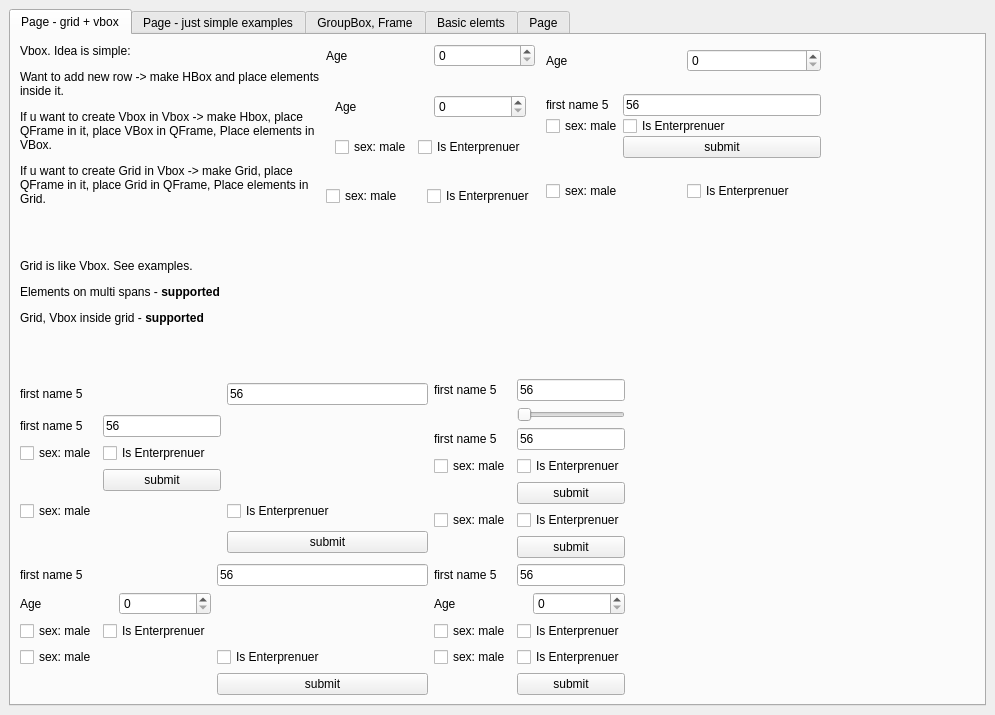
Above: examples_of_ui/untitled.ui from nngogol/PySimpleGUIDesigner before the change. Below: the same form after it.
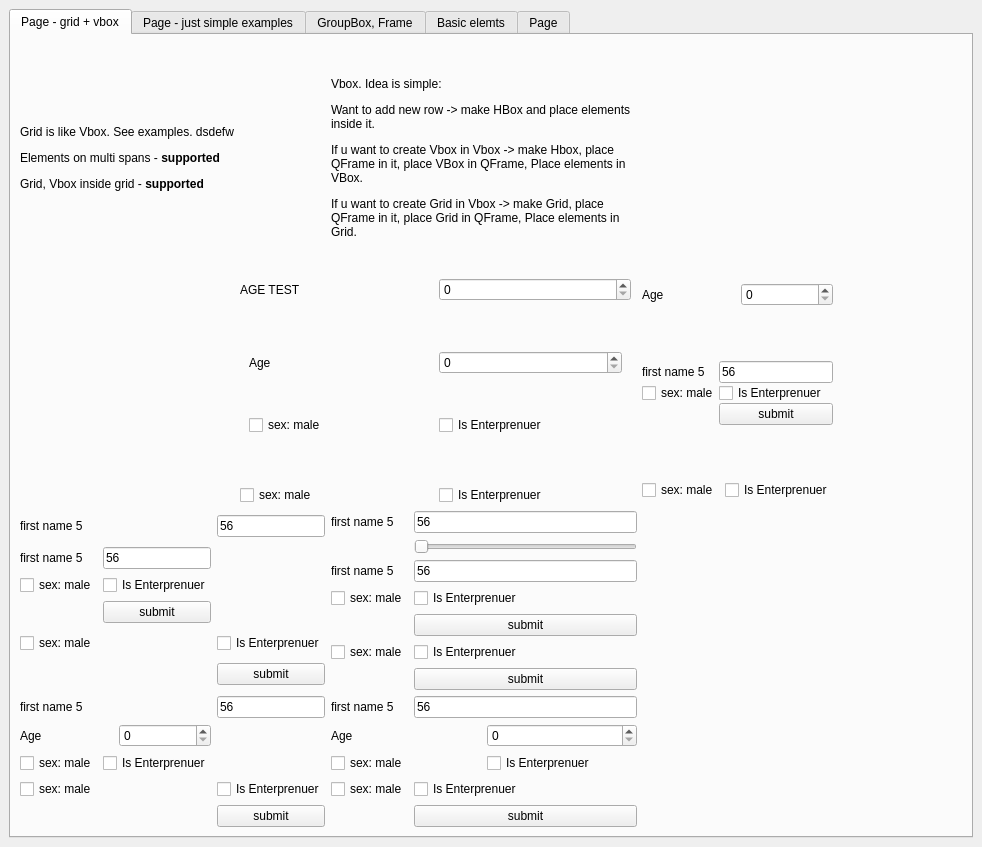
That is the form after the change.

Diff of the .ui file:
```diff
--- a/examples_of_ui/untitled.ui
+++ b/examples_of_ui/untitled.ui
@@ -6,8 +6,8 @@
    <rect>
     <x>0</x>
     <y>0</y>
-    <width>995</width>
-    <height>715</height>
+    <width>982</width>
+    <height>847</height>
    </rect>
   </property>
   <property name="windowTitle">
@@ -38,24 +38,14 @@
         <string>Page - grid + vbox</string>
        </attribute>
        <layout class="QGridLayout" name="gridLayout_17">
-        <item row="0" column="0">
-         <widget class="QLabel" name="label_27">
-          <property name="text">
-           <string>&lt;html&gt;&lt;head/&gt;&lt;body&gt;&lt;p&gt;Vbox. Idea is simple:&lt;/p&gt;&lt;p&gt;Want to add new row -&amp;gt; make HBox and place elements inside it.&lt;/p&gt;&lt;p&gt;If u want to create Vbox in Vbox -&amp;gt; make Hbox, place QFrame in it, place VBox in QFrame, Place elements in VBox.&lt;/p&gt;&lt;p&gt;If u want to create Grid in Vbox -&amp;gt; make Grid, place QFrame in it, place Grid in QFrame, Place elements in Grid.&lt;/p&gt;&lt;/body&gt;&lt;/html&gt;</string>
-          </property>
-          <property name="wordWrap">
-           <bool>true</bool>
-          </property>
-         </widget>
-        </item>
-        <item row="0" column="1" colspan="2">
+        <item row="1" column="1" colspan="2">
          <layout class="QVBoxLayout" name="v1">
           <item>
            <layout class="QHBoxLayout" name="horizontalLayout_9">
             <item>
              <widget class="QLabel" name="label_21">
               <property name="text">
-               <string>Age</string>
+               <string>AGE TEST</string>
               </property>
              </widget>
             </item>
@@ -126,7 +116,7 @@
           </item>
          </layout>
         </item>
-        <item row="0" column="3" colspan="2">
+        <item row="1" column="3" colspan="2">
          <layout class="QVBoxLayout" name="v2">
           <property name="leftMargin">
            <number>5</number>
@@ -238,7 +228,7 @@
           </item>
          </layout>
         </item>
-        <item row="0" column="5">
+        <item row="1" column="5">
          <spacer name="horizontalSpacer_9">
           <property name="orientation">
            <enum>Qt::Horizontal</enum>
@@ -251,19 +241,9 @@
           </property>
          </spacer>
         </item>
-        <item row="1" column="0" colspan="2">
-         <widget class="QLabel" name="label_38">
-          <property name="text">
-           <string>&lt;html&gt;&lt;head/&gt;&lt;body&gt;&lt;p&gt;Grid is like Vbox. See examples.&lt;/p&gt;&lt;p&gt;Elements on multi spans - &lt;span style=&quot; font-weight:600;&quot;&gt;supported&lt;/span&gt;&lt;/p&gt;&lt;p&gt;Grid, Vbox inside grid - &lt;span style=&quot; font-weight:600;&quot;&gt;supported&lt;/span&gt;&lt;/p&gt;&lt;/body&gt;&lt;/html&gt;</string>
-          </property>
-          <property name="wordWrap">
-           <bool>true</bool>
-          </property>
-         </widget>
-        </item>
-        <item row="2" column="0" colspan="2">
+        <item row="3" column="0" colspan="2">
          <layout class="QGridLayout" name="g2">
-          <item row="3" column="1">
+          <item row="4" column="1">
            <widget class="QPushButton" name="pushButton_11">
             <property name="text">
              <string>submit</string>
@@ -277,14 +257,14 @@
             </property>
            </widget>
           </item>
-          <item row="2" column="0">
+          <item row="3" column="0">
            <widget class="QCheckBox" name="checkBox_30">
             <property name="text">
              <string>sex: male</string>
             </property>
            </widget>
           </item>
-          <item row="2" column="1">
+          <item row="3" column="1">
            <widget class="QCheckBox" name="checkBox_31">
             <property name="text">
              <string>Is Enterprenuer</string>
@@ -298,7 +278,7 @@
             </property>
            </widget>
           </item>
-          <item row="1" column="0">
+          <item row="2" column="0">
            <layout class="QGridLayout" name="gridLayout_10">
             <item row="1" column="1">
              <widget class="QCheckBox" name="checkBox_32">
@@ -339,7 +319,7 @@
           </item>
          </layout>
         </item>
-        <item row="2" column="2" colspan="2">
+        <item row="3" column="2" colspan="2">
          <layout class="QGridLayout" name="g3">
           <item row="4" column="1">
            <widget class="QPushButton" name="pushButton_5">
@@ -424,7 +404,7 @@
           </item>
          </layout>
         </item>
-        <item row="2" column="4">
+        <item row="3" column="4">
          <spacer name="horizontalSpacer_11">
           <property name="orientation">
            <enum>Qt::Horizontal</enum>
@@ -437,7 +417,7 @@
           </property>
          </spacer>
         </item>
-        <item row="3" column="0" colspan="2">
+        <item row="4" column="0" colspan="2">
          <layout class="QGridLayout" name="g5">
           <item row="0" column="1">
            <widget class="QLineEdit" name="lineEdit_22">
@@ -512,7 +492,7 @@
           </item>
          </layout>
         </item>
-        <item row="3" column="2" colspan="2">
+        <item row="4" column="2" colspan="2">
          <layout class="QGridLayout" name="g6">
           <item row="0" column="1">
            <widget class="QLineEdit" name="lineEdit_23">
@@ -587,7 +567,7 @@
           </item>
          </layout>
         </item>
-        <item row="3" column="4">
+        <item row="4" column="4">
          <spacer name="horizontalSpacer_12">
           <property name="orientation">
            <enum>Qt::Horizontal</enum>
@@ -600,6 +580,26 @@
           </property>
          </spacer>
         </item>
+        <item row="0" column="0">
+         <widget class="QLabel" name="label_38">
+          <property name="text">
+           <string>&lt;html&gt;&lt;head/&gt;&lt;body&gt;&lt;p&gt;Grid is like Vbox. See examples. dsdefw&lt;/p&gt;&lt;p&gt;Elements on multi spans - &lt;span style=&quot; font-weight:600;&quot;&gt;supported&lt;/span&gt;&lt;/p&gt;&lt;p&gt;Grid, Vbox inside grid - &lt;span style=&quot; font-weight:600;&quot;&gt;supported&lt;/span&gt;&lt;/p&gt;&lt;/body&gt;&lt;/html&gt;</string>
+          </property>
+          <property name="wordWrap">
+           <bool>true</bool>
+          </property>
+         </widget>
+        </item>
+        <item row="0" column="2">
+         <widget class="QLabel" name="label_27">
+          <property name="text">
+           <string>&lt;html&gt;&lt;head/&gt;&lt;body&gt;&lt;p&gt;Vbox. Idea is simple:&lt;/p&gt;&lt;p&gt;Want to add new row -&amp;gt; make HBox and place elements inside it.&lt;/p&gt;&lt;p&gt;If u want to create Vbox in Vbox -&amp;gt; make Hbox, place QFrame in it, place VBox in QFrame, Place elements in VBox.&lt;/p&gt;&lt;p&gt;If u want to create Grid in Vbox -&amp;gt; make Grid, place QFrame in it, place Grid in QFrame, Place elements in Grid.&lt;/p&gt;&lt;/body&gt;&lt;/html&gt;</string>
+          </property>
+          <property name="wordWrap">
+           <bool>true</bool>
+          </property>
+         </widget>
+        </item>
        </layout>
       </widget>
       <widget class="QWidget" name="tab">
```
